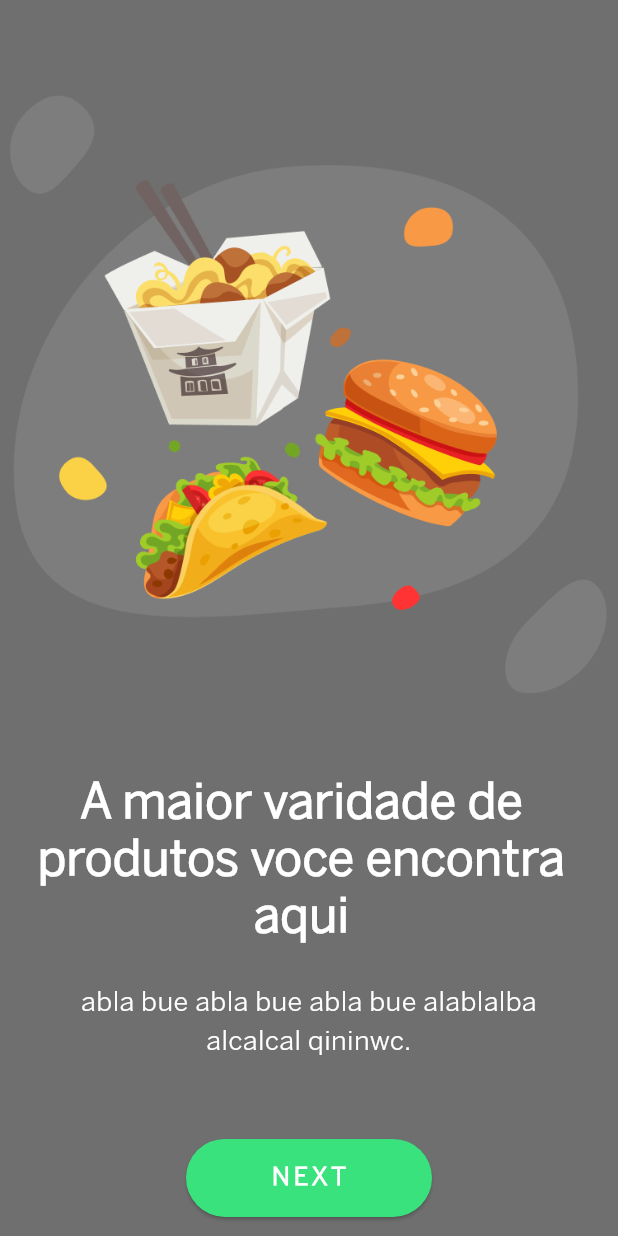
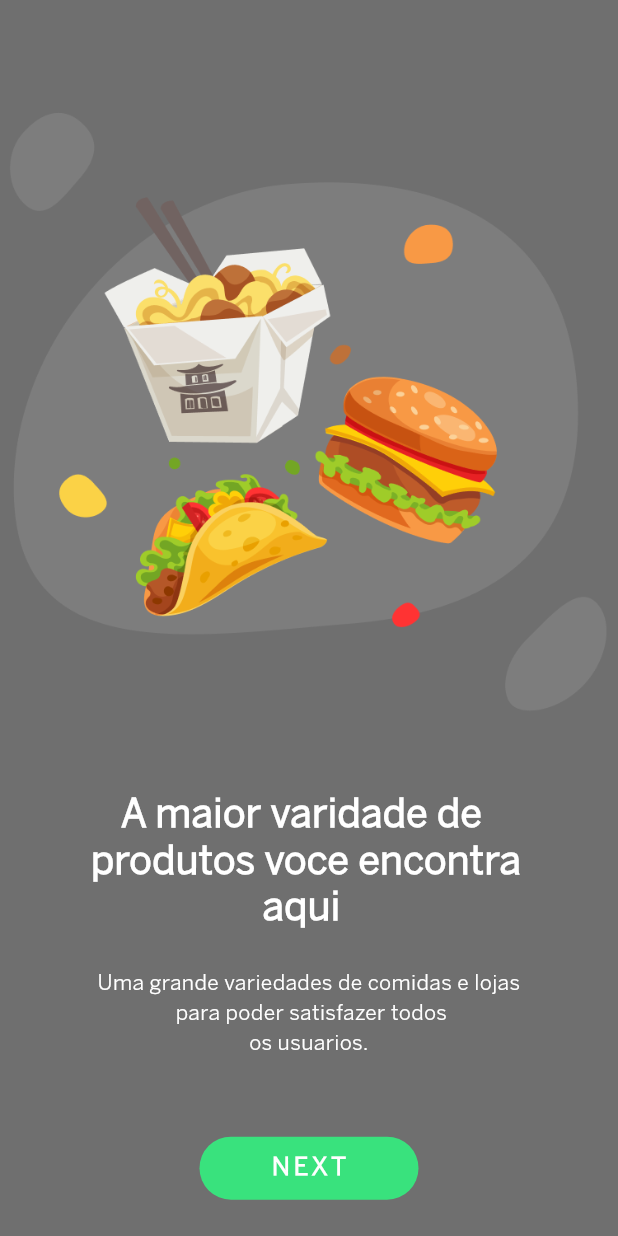
Before and after one commit to Jonata-tr/Delivery-app, a Flutter app: the screen it shows after launch, after a tap on "NEXT", on a phone screen of 412 x 824 dp. Run offline on Flutter 3.47's test engine with Material 3 defaults, Android fonts, the light colour scheme and no system bars.

Commit message:
Finalizado a componetização dos botões, e implementação deles nas paginas criadas ate o momento

```diff
--- a/lib/common/color_extension.dart
+++ b/lib/common/color_extension.dart
@@ -3,5 +3,5 @@ import 'package:flutter/material.dart';
 class Tcolor {
   static Color get primaryColor => const Color.fromARGB(255, 57, 226, 125);
   static Color get buttonText => const Color.fromARGB(255, 255, 255, 255);
-
+  static Color get bgSecundary => const Color.fromARGB(0, 255, 255, 255);
 }
--- a/lib/common_widget/round_button.dart
+++ b/lib/common_widget/round_button.dart
@@ -1,27 +1,40 @@
 import '../common/color_extension.dart';
 import 'package:flutter/material.dart';
+
+enum RoundButtonType { bgPrimary, textPrimary }
 
 class RoundButton extends StatelessWidget {
   final VoidCallback onPressed;
   final String title;
-  const RoundButton({super.key, required this.title, required this.onPressed});
+  final RoundButtonType type;
+  const RoundButton(
+      {super.key,
+      required this.title,
+      required this.onPressed,
+      this.type = RoundButtonType.bgPrimary});
 
   @override
   Widget build(BuildContext context) {
     return InkWell(
       onTap: onPressed,
       child: SizedBox(
-          width: 164,
-          height: 52,
-          child: ElevatedButton(
-            style: ElevatedButton.styleFrom(
-              backgroundColor: Tcolor.primaryColor,
-            ),
-            onPressed: onPressed,
+        width: 146,
+          height: 42,
+          child: TextButton(
+            style: TextButton.styleFrom(
+                backgroundColor: type == RoundButtonType.bgPrimary //Muda o fundo do button dependendo do tipo dele, o secundario é um butao sem fundo e com bordas.
+                    ? Tcolor.primaryColor
+                    : Tcolor.bgSecundary,
+                side: type == RoundButtonType.bgPrimary //Cria uma borda caso seja criado um butao secundario
+                    ? null
+                    : BorderSide(width: 2.0, color: Tcolor.primaryColor)),
+            onPressed: onPressed, //Faz com o onPressed seja definido apenas na passada de parametros da classe
             child: Text(
               title,
               style: TextStyle(
-                color: Tcolor.buttonText,
+                color: type == RoundButtonType.bgPrimary
+                    ? Colors.white
+                    : Tcolor.buttonText, //Muda a cor do texto baseado no tipo do butao
                 fontSize: 16,
                 fontFamily: 'BentoSans',
                 fontWeight: FontWeight.bold,
--- a/lib/view/welcome_screen/nextScreen.dart
+++ b/lib/view/welcome_screen/nextScreen.dart
@@ -36,12 +36,12 @@ class _NextScreenState extends State<NextScreen> {
             Container(
               padding: const EdgeInsets.only(left: 0.0, top: 0.0, right: 10.0),
               child: const Text(
-                "A maior varidade de produtos voce encontra aqui",
+                "A maior varidade de\n produtos voce encontra \naqui",
                 textAlign: TextAlign.center,
                 style: TextStyle(
                   color: Colors.white,
                   fontFamily: 'BentoSans',
-                  fontSize: 32,
+                  fontSize: 26,
                   height: 1.2,
                   fontWeight: FontWeight.w700,
                 ),
@@ -49,28 +49,26 @@ class _NextScreenState extends State<NextScreen> {
             ),
             SizedBox(height: media.width * 0.06),
 
-            Container(
-              padding: const EdgeInsets.only(left: 52.0, right: 52.0),
-              child: const Text(
-                "abla bue abla bue abla bue alablalba alcalcal qininwc.",
+            const Text(
+              "Uma grande variedades de comidas e lojas\n para poder satisfazer todos \nos usuarios.",
               textAlign: TextAlign.center,
               style: TextStyle(
                 color: Colors.white,
                 fontFamily: 'BentoSans',
-                  fontSize: 18,
+                fontSize: 14,
                 fontWeight: FontWeight.normal,
-                ),
               ),
             ),
             SizedBox(height: media.width * 0.125),
 
             RoundButton(
                 title: "NEXT",
+                type: RoundButtonType.bgPrimary,
                 onPressed: () {
                   Navigator.push(
                       context,
-                    MaterialPageRoute(builder: (media) => const NextScreen())
-                  );
+                      MaterialPageRoute(
+                          builder: (media) => const NextScreen()));
                 })
           ]),
     );
--- a/lib/view/welcome_screen/welcomeScreen.dart
+++ b/lib/view/welcome_screen/welcomeScreen.dart
@@ -35,36 +35,29 @@ class _WelcomePageState extends State<WelcomePage> {
               fit: BoxFit.fill,
             ),
 
-            Container(
-              padding:
-                  const EdgeInsets.only(left: 10.0, top: 10.0, right: 10.0),
-              child: const Text(
-                "Entregando felicidade para a sua vida",
+            const Text(
+              "Entregando felicidade \npara a sua vida",
               textAlign: TextAlign.center,
               style: TextStyle(
                 color: Colors.white,
                 fontFamily: 'BentoSans',
-                  fontSize: 32,
+                fontSize: 26,
                 height: 1.2,
                 fontWeight: FontWeight.w700,
-                ),
               ),
             ),
             SizedBox(
               height: media.width * 0.06,
             ),
 
-            Container(
-              padding: const EdgeInsets.only(left: 52.0, right: 52.0),
-              child: const Text(
-                "Comidas e plantas para todos os tipos de usuários.",
+            const Text(
+              "Comidas e plantas para todos os\n tipos de usuários.",
               textAlign: TextAlign.center,
               style: TextStyle(
                 color: Colors.white,
                 fontFamily: 'BentoSans',
-                  fontSize: 18,
+                fontSize: 14,
                 fontWeight: FontWeight.normal,
-                ),
               ),
             ),
             SizedBox(
@@ -73,11 +66,12 @@ class _WelcomePageState extends State<WelcomePage> {
 
             RoundButton(
                 title: "NEXT",
+                type: RoundButtonType.bgPrimary,
                 onPressed: () {
                   Navigator.push(
                       context,
-                    MaterialPageRoute(builder: (media) => const NextScreen())
-                  );
+                      MaterialPageRoute(
+                          builder: (media) => const NextScreen()));
                 }),
           ]),
     );
```
Lines whose indentation alone changed are shown as unchanged.
